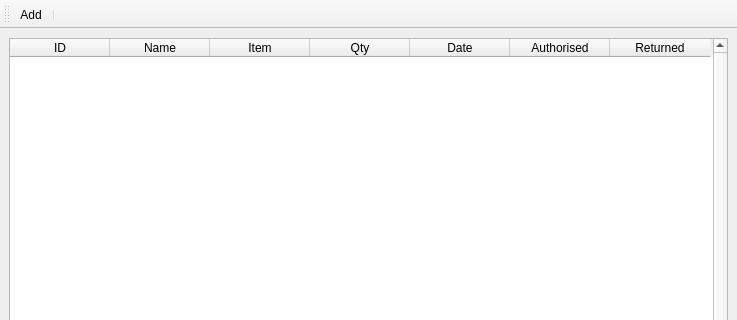
Qt form mainwindow.ui (an-owl/storeman) before a commit; both pictures show x 0 to 737 and y 0 to 320 of the 737 by 536 pixel window.
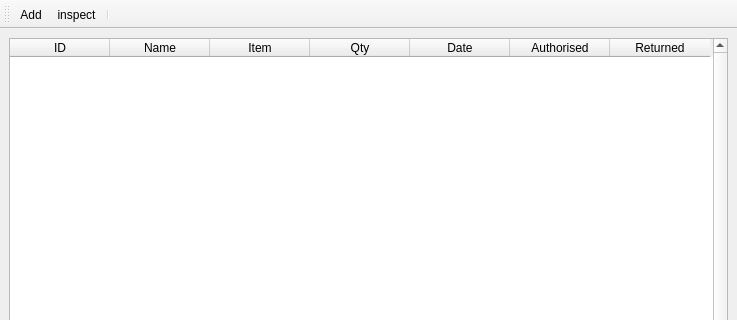
The same form after that commit.

Commit message: changed tablewidget to select row not cell

```diff
--- a/mainwindow.ui
+++ b/mainwindow.ui
@@ -96,6 +96,7 @@
     <bool>false</bool>
    </attribute>
    <addaction name="actionAdd"/>
+   <addaction name="actioninspect"/>
    <addaction name="separator"/>
   </widget>
   <action name="actionAdd">
@@ -109,6 +110,14 @@
     <string>Ctrl+A</string>
    </property>
   </action>
+  <action name="actioninspect">
+   <property name="text">
+    <string>inspect</string>
+   </property>
+   <property name="toolTip">
+    <string>inspect selected record</string>
+   </property>
+  </action>
  </widget>
  <resources/>
  <connections/>
```
Left out of the diff: 3 changed lines with no effect on the pictures.
